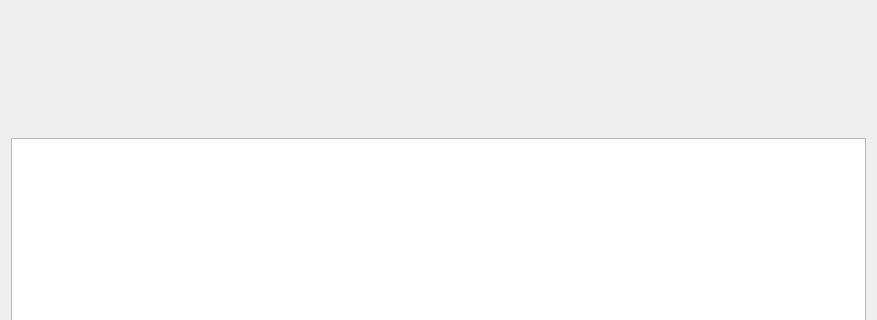
Above: cbr/primer/visual/PrimerViewer.ui from TUM-CBR/pymol-plugins before the change; both pictures show x 0 to 877 and y 272 to 592 of the 877 by 733 pixel window. Below: the same form after it.
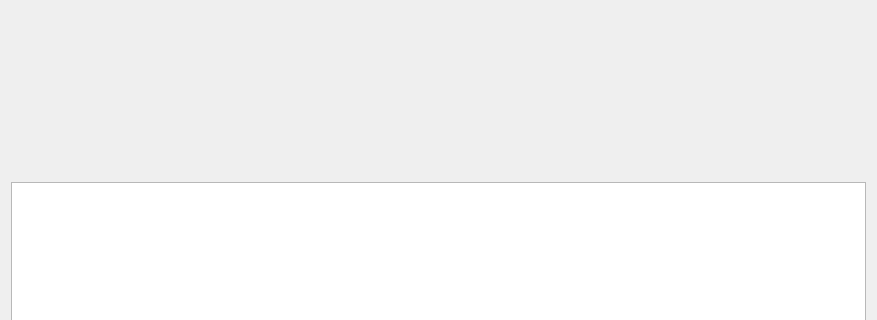
That is the form after the change.

Commit message: Make the primers table load lazyliy

What changed in the file:
```diff
--- a/cbr/primer/visual/PrimerViewer.ui
+++ b/cbr/primer/visual/PrimerViewer.ui
@@ -13,12 +13,12 @@
   <property name="windowTitle">
    <string>Form</string>
   </property>
-  <layout class="QVBoxLayout" name="verticalLayout" stretch="5,3,0">
+  <layout class="QVBoxLayout" name="verticalLayout" stretch="5,0,0">
    <item>
     <widget class="QWidget" name="resultsWidget" native="true"/>
    </item>
    <item>
-    <widget class="QTableWidget" name="primersTable"/>
+    <widget class="QTableView" name="primersTable"/>
    </item>
    <item>
     <layout class="QGridLayout" name="gridLayout" rowstretch="0,0,0,0,0">
```
The commit also changes 5 other files.
